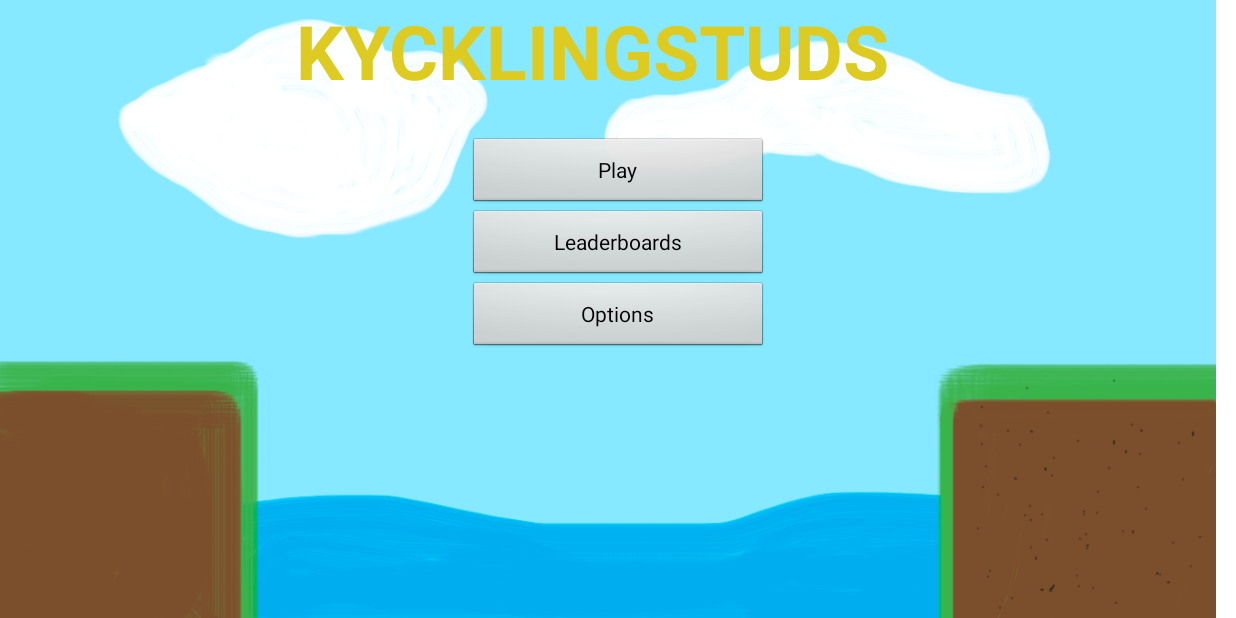
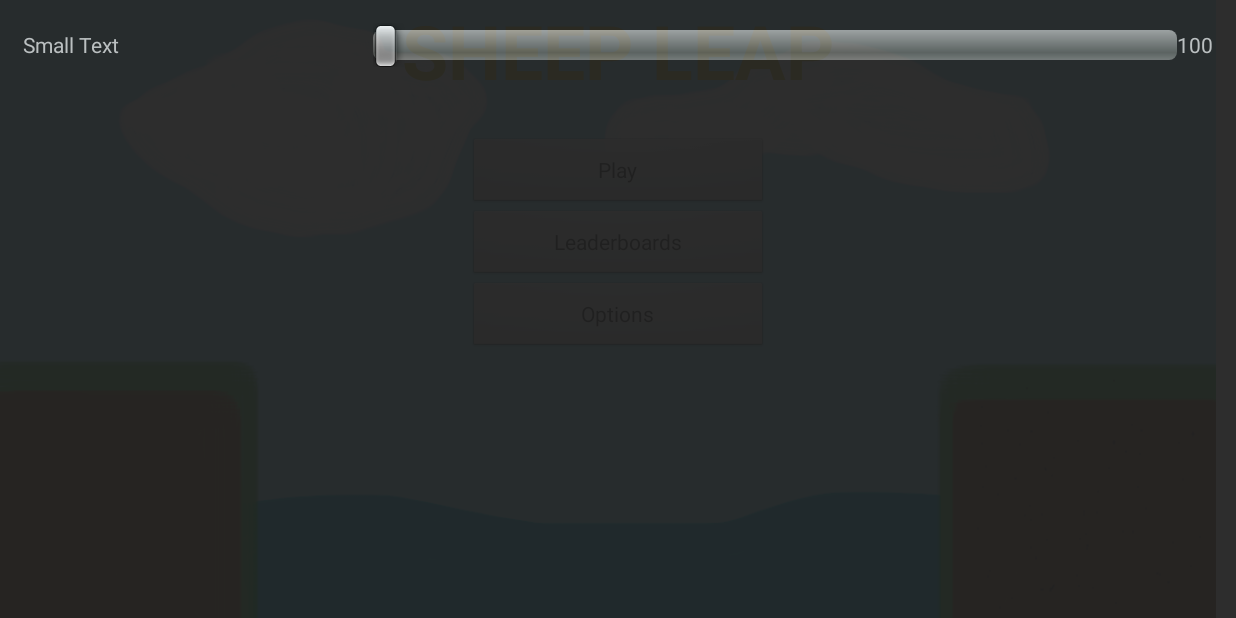
Before and after one commit to DanAndreasson/sheep-leap, an Android app: the screen it shows after launch (MenuActivity), after a tap on "Options", on a phone screen of 824 x 412 dp (held sideways). Run offline under Robolectric (Android 15) with nearby library versions, the phone set to English and light mode, and no system bars.

Commit message:
Added music

```diff
--- a/kycklingstuds/src/main/AndroidManifest.xml
+++ b/kycklingstuds/src/main/AndroidManifest.xml
@@ -1,6 +1,7 @@
 <?xml version="1.0" encoding="utf-8"?>
 <manifest xmlns:android="http://schemas.android.com/apk/res/android"
-    package="kycklingstuds.kycklingstuds" >
+    package="kycklingstuds.kycklingstuds"
+    >
 
     <application
         android:allowBackup="true"
@@ -30,6 +31,8 @@
             android:screenOrientation="landscape">
         </activity>
 
+
+
     </application>
 
 </manifest>
--- a/kycklingstuds/src/main/java/kycklingstuds/kycklingstuds/Bouncy.java
+++ b/kycklingstuds/src/main/java/kycklingstuds/kycklingstuds/Bouncy.java
@@ -65,6 +65,7 @@ public class Bouncy {
 
     public void finished() {
         game.receiveScore();
+        Resources.soundManager.playSound(SoundManager.BAA_SOUND);
         finished = true;
     }
 
--- a/kycklingstuds/src/main/java/kycklingstuds/kycklingstuds/Loadingscreen.java
+++ b/kycklingstuds/src/main/java/kycklingstuds/kycklingstuds/Loadingscreen.java
@@ -9,16 +9,19 @@ import android.view.Menu;
 import android.view.MenuItem;
 
 
+
 public class Loadingscreen extends FragmentActivity {
-
 
     @Override
     protected void onCreate(Bundle savedInstanceState) {
         super.onCreate(savedInstanceState);
         setContentView(R.layout.activity_loadingscreen);
 
+
+        loadSound();
         loadLocalDb();
         loadResources(); // Initializes resources such as images, sounds etc
+
 
         Intent intent = new Intent(this, MenuActivity.class);
         startActivity(intent);
@@ -45,7 +48,10 @@ public class Loadingscreen extends FragmentActivity {
 
         Resources.SHEEP_FIVE = BitmapFactory.decodeResource(getResources(), R.drawable.sheep5);
         Resources.SHEEP_FIVE = Bitmap.createScaledBitmap(Resources.SHEEP_FIVE, 75, 75, false);
+    }
 
+    private void loadSound(){
+        Resources.soundManager = new SoundManager(this);
     }
 
     private void loadLocalDb(){
--- a/kycklingstuds/src/main/java/kycklingstuds/kycklingstuds/MenuActivity.java
+++ b/kycklingstuds/src/main/java/kycklingstuds/kycklingstuds/MenuActivity.java
@@ -3,6 +3,8 @@ package kycklingstuds.kycklingstuds;
 import android.content.Intent;
 import android.os.Bundle;
 import android.support.v4.app.FragmentActivity;
+import android.support.v4.app.FragmentManager;
+import android.support.v4.app.FragmentTransaction;
 import android.view.Menu;
 import android.view.MenuItem;
 import android.view.View;
@@ -14,6 +16,8 @@ public class MenuActivity extends FragmentActivity {
     protected void onCreate(Bundle savedInstanceState) {
         super.onCreate(savedInstanceState);
         setContentView(R.layout.activity_menu);
+
+
     }
 
 
@@ -37,17 +41,29 @@ public class MenuActivity extends FragmentActivity {
         return super.onOptionsItemSelected(item);
     }
 
-    public void onPlayBtnClicked(View v){
+    public void onPlayBtnClicked(View v) {
         Intent intent = new Intent(this, PlayActivity.class);
         startActivity(intent);
     }
 
-    public void onOptionsBtnClicked(View v){
+    public void onOptionsBtnClicked(View v) {
         System.out.println("DEBUG: onOptionsBtnClicked");
+
+
+
+        OptionsFragment optionsFragment = new OptionsFragment();
+        FragmentManager fragmentManager = getSupportFragmentManager();
+        FragmentTransaction ft = fragmentManager.beginTransaction();
+
+        ft.add(R.id.menu, optionsFragment);
+        ft.commit();
+
+
     }
 
-    public void onLeaderboardBtnClicked(View v){
+    public void onLeaderboardBtnClicked(View v) {
         System.out.println("DEBUG: onLeaderboardBtnClicked");
     }
 
+
 }
--- /dev/null
+++ b/kycklingstuds/src/main/java/kycklingstuds/kycklingstuds/OptionsFragment.java
@@ -0,0 +1,42 @@
+package kycklingstuds.kycklingstuds;
+
+
+import android.os.Bundle;
+import android.support.v4.app.Fragment;
+import android.view.LayoutInflater;
+import android.view.View;
+import android.view.ViewGroup;
+import android.widget.SeekBar;
+import android.widget.TextView;
+
+public class OptionsFragment extends  Fragment {
+        @Override
+        public View onCreateView(LayoutInflater inflater,
+                                 ViewGroup container, Bundle savedInstanceState) {
+            View v = inflater.inflate(R.layout.options_fragment, container, false);
+
+            SeekBar backgroundMusicVolume = (SeekBar) v.findViewById(R.id.bg_volume);
+            backgroundMusicVolume.setProgress((int) SoundManager.BACKGROUND_MUSIC_VOLUME * 100);
+            final TextView backgroundMusicText = (TextView) v.findViewById(R.id.bg_volume_value);
+
+            backgroundMusicVolume.setOnSeekBarChangeListener(new SeekBar.OnSeekBarChangeListener() {
+                @Override
+                public void onProgressChanged(SeekBar seekBar, int progress, boolean fromUser) {
+                    SoundManager.BACKGROUND_MUSIC_VOLUME = (float) progress / 100;
+                    backgroundMusicText.setText(String.valueOf(progress));
+                    seekBar.setProgress(Math.round(SoundManager.BACKGROUND_MUSIC_VOLUME * 100));
+                }
+
+                @Override
+                public void onStartTrackingTouch(SeekBar seekBar) {
+                }
+
+                @Override
+                public void onStopTrackingTouch(SeekBar seekBar) {
+                }
+            });
+
+            return v;
+        }
+
+}
--- a/kycklingstuds/src/main/java/kycklingstuds/kycklingstuds/Resources.java
+++ b/kycklingstuds/src/main/java/kycklingstuds/kycklingstuds/Resources.java
@@ -11,8 +11,8 @@ public class Resources {
     static Bitmap SHEEP_THREE;
     static Bitmap SHEEP_FOUR;
     static Bitmap SHEEP_FIVE;
-
     static Bitmap LIFE_LEFT;
+    static SoundManager soundManager;
     // This class will contain all images, sounds etc
     // The files will be initialized from the loadingscreen. All variables will be static
     static Drawable DEFAULT_BACKGROUND;
--- /dev/null
+++ b/kycklingstuds/src/main/java/kycklingstuds/kycklingstuds/SoundManager.java
@@ -0,0 +1,136 @@
+package kycklingstuds.kycklingstuds;
+
+import android.content.Context;
+import android.media.AudioManager;
+import android.media.SoundPool;
+
+public class SoundManager {
+
+
+    private SoundPool mSoundPool;
+    private boolean mSoundLoaded = true;
+    private float mVolume = 0.99f;
+    static int BACKGROUND_MUSIC;
+    static int BOUNCE_SOUND;
+    static int BAA_SOUND;
+    static int SPLASH_SOUND;
+    static int GAMEOVER_SOUND;
+
+    static int BACKGROUND_MUSIC_STREAMID;
+
+    static float BACKGROUND_MUSIC_VOLUME = 0.50f;
+    public SoundManager(Context mContext) {
+
+
+        // Load the sound
+        mSoundPool = new SoundPool(10, AudioManager.STREAM_MUSIC, 0);
+        mSoundPool.setOnLoadCompleteListener(new SoundPool.OnLoadCompleteListener() {
+            @Override
+            public void onLoadComplete(SoundPool soundPool, int sampleId, int status) {
+
+                    System.out.println("DEBUG: Sound id: " + sampleId);
+                    mSoundLoaded = true;
+
+            }
+        });
+
+        BACKGROUND_MUSIC = mSoundPool.load(mContext, R.raw.backgroundmusic, 1);
+        BOUNCE_SOUND = mSoundPool.load(mContext, R.raw.bouncesound, 1);
+        BAA_SOUND = mSoundPool.load(mContext, R.raw.sheepbaa, 1);
+        SPLASH_SOUND = mSoundPool.load(mContext, R.raw.splash, 1);
+        GAMEOVER_SOUND = mSoundPool.load(mContext, R.raw.gameover, 1);
+        // Getting the user sound settings
+       /* AudioManager audioManager = (AudioManager)mContext.getSystemService(Context.AUDIO_SERVICE);
+        float actualVolume = (float) audioManager
+                .getStreamVolume(AudioManager.STREAM_MUSIC);
+        float maxVolume = (float) audioManager
+                .getStreamMaxVolume(AudioManager.STREAM_MUSIC);
+        mVolume = actualVolume / maxVolume;*/
+    }
+
+
+
+    public void playBackgroundMusic(int soundId) {
+        if(mSoundLoaded) {
+            BACKGROUND_MUSIC_STREAMID = mSoundPool.play(soundId, BACKGROUND_MUSIC_VOLUME, BACKGROUND_MUSIC_VOLUME, 1, -1, 1f);
+            System.out.println("DEBUG: Trying to play BGM: " + soundId);
+        }
+    }
+
+    public void playSound(int soundId) {
+        if(mSoundLoaded) {
+            mSoundPool.play(soundId, mVolume, mVolume, 2, 0, 1f);
+            System.out.println("DEBUG: Trying to play: " + soundId);
+        }
+    }
+
+    public void stopSound() {
+        if(mSoundLoaded) {
+            mSoundPool.stop(BACKGROUND_MUSIC_STREAMID);
+            System.out.println("DEBUG: Trying to stop: BGM ");
+        }
+    }
+
+}
+    /*
+    public static int SOUNDPOOLSND_BACKGROUNDMUSIC  = 0;
+
+    public static boolean isSoundTurnedOff;
+
+    private static SoundManager mSoundManager;
+    boolean loaded = false;
+    private SoundPool mSoundPool;
+    private SparseArray<Integer> mSoundPoolMap;
+    private AudioManager mAudioManager;
+
+    public static final int maxSounds = 4;
+
+    public static SoundManager getInstance(Context context)
+    {
+        if (mSoundManager == null){
+            mSoundManager = new SoundManager(context);
+        }
+
+        return mSoundManager;
+    }
+
+    public SoundManager(Context mContext)
+    {
+        mAudioManager = (AudioManager)mContext.getSystemService(Context.AUDIO_SERVICE);
+        mSoundPool = new SoundPool(maxSounds, AudioManager.STREAM_MUSIC, 0);
+
+        mSoundPool.setOnLoadCompleteListener(new SoundPool.OnLoadCompleteListener() {
+            public void onLoadComplete(SoundPool soundPool, int sampleId,int status) {
+               loaded = true;
+            }
+        });
+
+        mSoundPoolMap = new SparseArray<Integer>();
+        mSoundPoolMap.put(SOUNDPOOLSND_BACKGROUNDMUSIC, mSoundPool.load(mContext, R.raw.backgroundmusic, 1));
+
+
+
+
+    }
+
+    public void playSound(int index) {
+        if (isSoundTurnedOff)
+            return;
+
+        int streamVolume = mAudioManager.getStreamVolume(AudioManager.STREAM_MUSIC);
+        if(loaded) {
+            mSoundPool.play(mSoundPoolMap.get(index), streamVolume, streamVolume, 1, 1, 1f);
+            System.out.println("DEBUG: Trying to play backgroundmusic");
+        }
+    }
+
+    public static void clear()
+    {
+        if (mSoundManager != null){
+            mSoundManager.mSoundPool = null;
+            mSoundManager.mAudioManager = null;
+            mSoundManager.mSoundPoolMap = null;
+        }
+        mSoundManager = null;
+    }
+}*/
--- a/kycklingstuds/src/main/res/layout/activity_menu.xml
+++ b/kycklingstuds/src/main/res/layout/activity_menu.xml
@@ -15,9 +15,9 @@
         android:scaleType="fitXY" />
 
     <TextView
-        android:layout_width="429dp"
-        android:layout_height="fill_parent"
-        android:text="KYCKLINGSTUDS"
+        android:layout_width="wrap_content"
+        android:layout_height="wrap_content"
+        android:text="SHEEP LEAP"
         android:textSize="50dp"
         android:id="@+id/textView"
         android:textAlignment="center"
@@ -63,4 +63,7 @@
             android:onClick="onOptionsBtnClicked" />
     </LinearLayout>
 
+
+
+
 </FrameLayout>
--- /dev/null
+++ b/kycklingstuds/src/main/res/layout/options_fragment.xml
@@ -0,0 +1,41 @@
+<?xml version="1.0" encoding="utf-8"?>
+
+<LinearLayout xmlns:android="http://schemas.android.com/apk/res/android"
+    android:layout_width="match_parent"
+    android:layout_height="match_parent"
+    android:layout_gravity="center"
+    android:alpha="0.95"
+    android:background="#222"
+    android:orientation="vertical">
+
+    <LinearLayout
+        android:layout_width="match_parent"
+        android:layout_height="wrap_content"
+        android:layout_margin="15dp"
+        android:orientation="horizontal">
+
+        <TextView
+            android:id="@+id/textView2"
+            android:layout_width="wrap_content"
+            android:layout_height="match_parent"
+            android:layout_weight="0.15"
+            android:gravity="center|left"
+            android:text="Small Text"
+            android:textAppearance="?android:attr/textAppearanceSmall" />
+
+        <SeekBar
+            android:id="@+id/bg_volume"
+            android:layout_width="wrap_content"
+            android:layout_height="wrap_content"
+            android:layout_weight="0.46"
+            android:max="99" />
+
+        <TextView
+            android:id="@+id/bg_volume_value"
+            android:layout_width="wrap_content"
+            android:layout_height="match_parent"
+            android:gravity="center|right"
+            android:text="100"
+            android:textAppearance="?android:attr/textAppearanceSmall" />
+    </LinearLayout>
+</LinearLayout>
```
Also changed, not shown: kycklingstuds/src/main/java/kycklingstuds/kycklingstuds/Game.java (+8 -2 lines), 8 other files.
